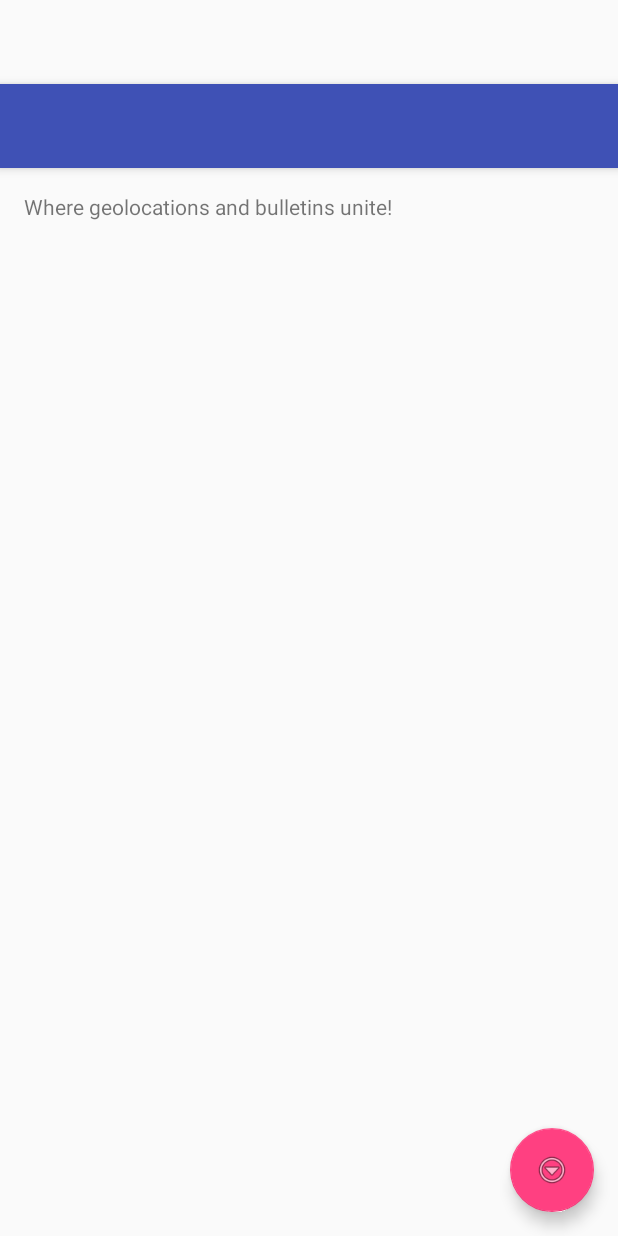
After one commit to js504/CSCI4176_Project, an Android app: the layout app_bar_main.xml on its own in the app's theme, with its tools: preview values and no code run, on a phone screen of 412 x 824 dp. The commit adds this screen. Run offline under Robolectric (Android 15) with nearby library versions, the phone set to English and light mode, and no system bars.

Commit message:
Added navigation drawer activity, dummy menu items

```diff
--- a/app/build.gradle
+++ b/app/build.gradle
@@ -25,5 +25,6 @@ dependencies {
         exclude group: 'com.android.support', module: 'support-annotations'
     })
     compile 'com.android.support:appcompat-v7:25.2.0'
+    compile 'com.android.support:design:25.2.0'
     testCompile 'junit:junit:4.12'
 }
--- a/app/src/main/AndroidManifest.xml
+++ b/app/src/main/AndroidManifest.xml
@@ -8,7 +8,11 @@
         android:label="@string/app_name"
         android:supportsRtl="true"
         android:theme="@style/AppTheme">
-        <activity android:name=".MainActivity">
+
+        <activity
+            android:name=".MainActivity"
+            android:label="@string/title_activity_main"
+            android:theme="@style/AppTheme.NoActionBar">
             <intent-filter>
                 <action android:name="android.intent.action.MAIN" />
 
--- /dev/null
+++ b/app/src/main/res/layout/app_bar_main.xml
@@ -0,0 +1,34 @@
+<?xml version="1.0" encoding="utf-8"?>
+<android.support.design.widget.CoordinatorLayout xmlns:android="http://schemas.android.com/apk/res/android"
+    xmlns:app="http://schemas.android.com/apk/res-auto"
+    xmlns:tools="http://schemas.android.com/tools"
+    android:layout_width="match_parent"
+    android:layout_height="match_parent"
+    android:fitsSystemWindows="true"
+    tools:context="in.geobullet.csci_4176_project.MainActivity">
+
+    <android.support.design.widget.AppBarLayout
+        android:layout_width="match_parent"
+        android:layout_height="wrap_content"
+        android:theme="@style/AppTheme.AppBarOverlay">
+
+        <android.support.v7.widget.Toolbar
+            android:id="@+id/toolbar"
+            android:layout_width="match_parent"
+            android:layout_height="?attr/actionBarSize"
+            android:background="?attr/colorPrimary"
+            app:popupTheme="@style/AppTheme.PopupOverlay" />
+
+    </android.support.design.widget.AppBarLayout>
+
+    <include layout="@layout/content_main" />
+
+    <android.support.design.widget.FloatingActionButton
+        android:id="@+id/fab"
+        android:layout_width="wrap_content"
+        android:layout_height="wrap_content"
+        android:layout_gravity="bottom|end"
+        android:layout_margin="@dimen/fab_margin"
+        app:srcCompat="@android:drawable/ic_menu_more" />
+
+</android.support.design.widget.CoordinatorLayout>
--- /dev/null
+++ b/app/src/main/res/layout/content_main.xml
@@ -0,0 +1,23 @@
+<?xml version="1.0" encoding="utf-8"?>
+<RelativeLayout xmlns:android="http://schemas.android.com/apk/res/android"
+    xmlns:app="http://schemas.android.com/apk/res-auto"
+    xmlns:tools="http://schemas.android.com/tools"
+    android:id="@+id/content_main"
+    android:layout_width="match_parent"
+    android:layout_height="match_parent"
+    android:paddingBottom="@dimen/activity_vertical_margin"
+    android:paddingLeft="@dimen/activity_horizontal_margin"
+    android:paddingRight="@dimen/activity_horizontal_margin"
+    android:paddingTop="@dimen/activity_vertical_margin"
+    app:layout_behavior="@string/appbar_scrolling_view_behavior"
+    tools:context="in.geobullet.csci_4176_project.MainActivity"
+    tools:showIn="@layout/app_bar_main">
+
+    <TextView
+        android:text="Where geolocations and bulletins unite!"
+        android:layout_width="wrap_content"
+        android:layout_height="wrap_content"
+        android:id="@+id/textView2"
+        android:layout_alignParentTop="true"
+        android:layout_alignParentStart="true" />
+</RelativeLayout>
--- /dev/null
+++ b/app/src/main/res/values-v21/styles.xml
@@ -0,0 +1,9 @@
+<resources>
+
+    <style name="AppTheme.NoActionBar">
+        <item name="windowActionBar">false</item>
+        <item name="windowNoTitle">true</item>
+        <item name="android:windowDrawsSystemBarBackgrounds">true</item>
+        <item name="android:statusBarColor">@android:color/transparent</item>
+    </style>
+</resources>
--- a/app/src/main/res/values/dimens.xml
+++ b/app/src/main/res/values/dimens.xml
@@ -2,4 +2,8 @@
     <!-- Default screen margins, per the Android Design guidelines. -->
     <dimen name="activity_horizontal_margin">16dp</dimen>
     <dimen name="activity_vertical_margin">16dp</dimen>
+    <!-- Default screen margins, per the Android Design guidelines. -->
+    <dimen name="nav_header_vertical_spacing">16dp</dimen>
+    <dimen name="nav_header_height">160dp</dimen>
+    <dimen name="fab_margin">16dp</dimen>
 </resources>
--- a/app/src/main/res/values/styles.xml
+++ b/app/src/main/res/values/styles.xml
@@ -8,4 +8,13 @@
         <item name="colorAccent">@color/colorAccent</item>
     </style>
 
+    <style name="AppTheme.NoActionBar">
+        <item name="windowActionBar">false</item>
+        <item name="windowNoTitle">true</item>
+    </style>
+
+    <style name="AppTheme.AppBarOverlay" parent="ThemeOverlay.AppCompat.Dark.ActionBar" />
+
+    <style name="AppTheme.PopupOverlay" parent="ThemeOverlay.AppCompat.Light" />
+
 </resources>
```
Also changed, not shown: app/src/main/java/in/geobullet/csci_4176_project/MainActivity.java (+93 -2 lines), app/src/main/res/drawable/ic_menu_camera.xml (added, +12 -0 lines), app/src/main/res/drawable/ic_menu_gallery.xml (added, +9 -0 lines), app/src/main/res/drawable/ic_menu_manage.xml (added, +9 -0 lines), app/src/main/res/drawable/ic_menu_send.xml (added, +9 -0 lines), app/src/main/res/drawable/ic_menu_share.xml (added, +9 -0 lines), app/src/main/res/drawable/ic_menu_slideshow.xml (added, +9 -0 lines), app/src/main/res/drawable/side_nav_bar.xml (added, +9 -0 lines), app/src/main/res/layout/activity_main.xml (+19 -11 lines), app/src/main/res/layout/nav_header_main.xml (added, +35 -0 lines), app/src/main/res/menu/activity_main_drawer.xml (added, +36 -0 lines), app/src/main/res/menu/main.xml (added, +15 -0 lines), app/src/main/res/values/strings.xml (+7 -0 lines).
